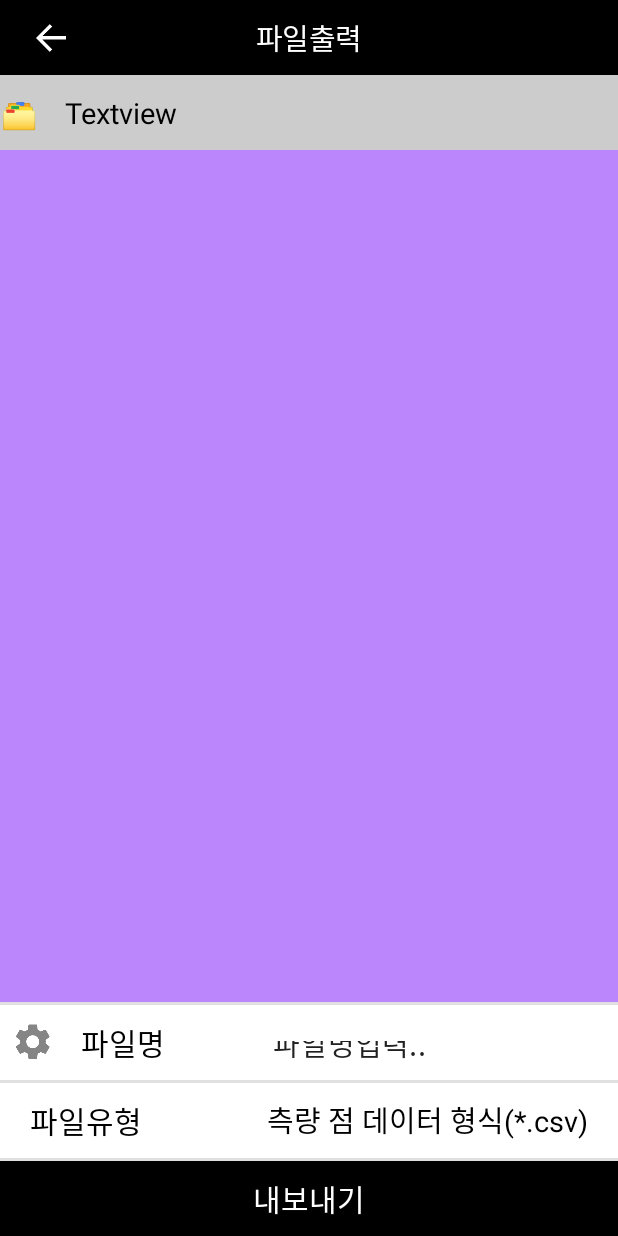
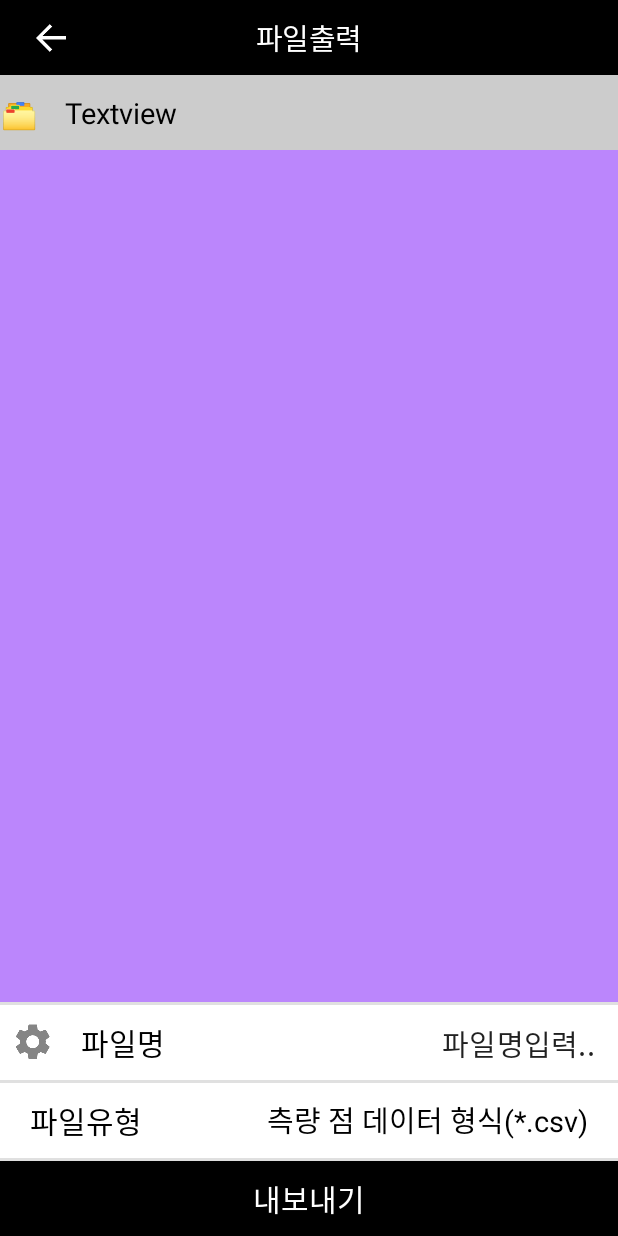
Before and after one commit to developer-caleb/gnss05, an Android app: the FileExportActivity screen opened directly, with no data from a screen before it, on a phone screen of 412 x 824 dp. Run offline under Robolectric (Android 15) with nearby library versions, the phone set to English and light mode, and no system bars; our stand-ins replace data binding.

Commit message:
6.18 first commit second commit NaverMap.kt

```diff
--- a/app/src/main/res/layout/activity_file_export.xml
+++ b/app/src/main/res/layout/activity_file_export.xml
@@ -74,12 +74,9 @@
 
         <com.google.android.material.textfield.TextInputLayout
             android:layout_width="wrap_content"
-            android:layout_height="wrap_content"
+            android:layout_height="match_parent"
             android:layout_weight="2"
-            android:background="@color/white"
             app:endIconMode="clear_text"
-            app:endIconTint="@color/black"
-            android:includeFontPadding="false"
             app:boxStrokeWidth="0dp"
             app:boxStrokeWidthFocused="0dp">
 
@@ -88,10 +85,9 @@
                 android:layout_height="match_parent"
                 android:background="@color/white"
                 android:text="파일명입력.."
-                android:includeFontPadding="false"
-                app:boxStrokeWidth="0dp"
-                app:boxStrokeWidthFocused="0dp"
-                />
+                android:gravity="right"
+                android:paddingTop="13dp"
+                        />
 
         </com.google.android.material.textfield.TextInputLayout>
     </LinearLayout>
```
